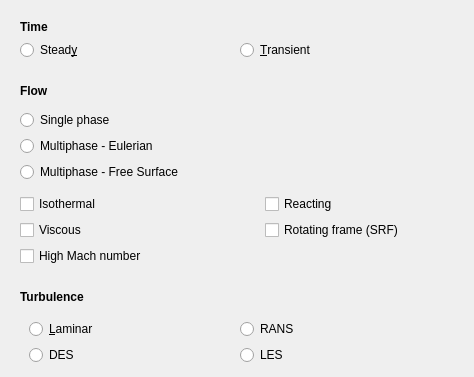
Above: Gui/TaskPanelPhysics.ui from jaheyns/CfdOF before the change; both pictures show x 0 to 474 and y 0 to 377 of the 474 by 907 pixel window. Below: the same form after it.
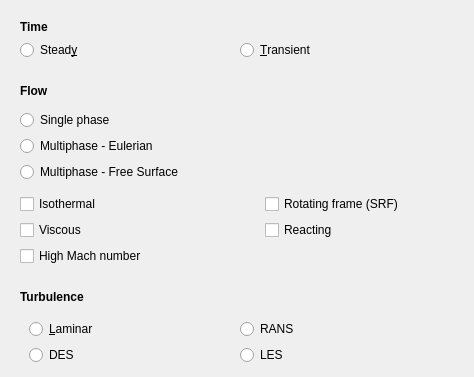
That is the form after the change. Custom widgets are drawn as their Qt base class.

Diff of the .ui file:
```diff
--- a/Gui/TaskPanelPhysics.ui
+++ b/Gui/TaskPanelPhysics.ui
@@ -392,7 +392,7 @@
          <property name="bottomMargin">
           <number>0</number>
          </property>
-         <item row="3" column="1">
+         <item row="2" column="1">
           <widget class="QCheckBox" name="srfCheckBox">
            <property name="text">
             <string>Rotating frame (SRF)</string>
@@ -441,7 +441,7 @@
            </property>
           </widget>
          </item>
-         <item row="2" column="1">
+         <item row="3" column="1">
           <widget class="QCheckBox" name="checkBoxReacting">
            <property name="text">
             <string>Reacting                                   </string>
```
